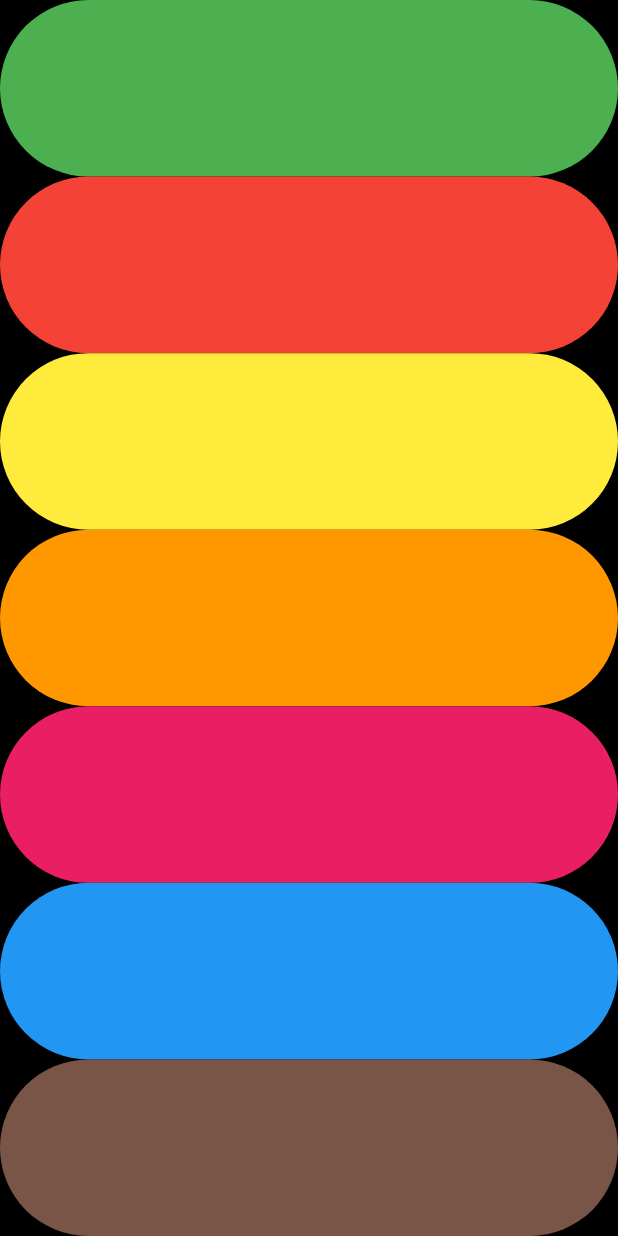
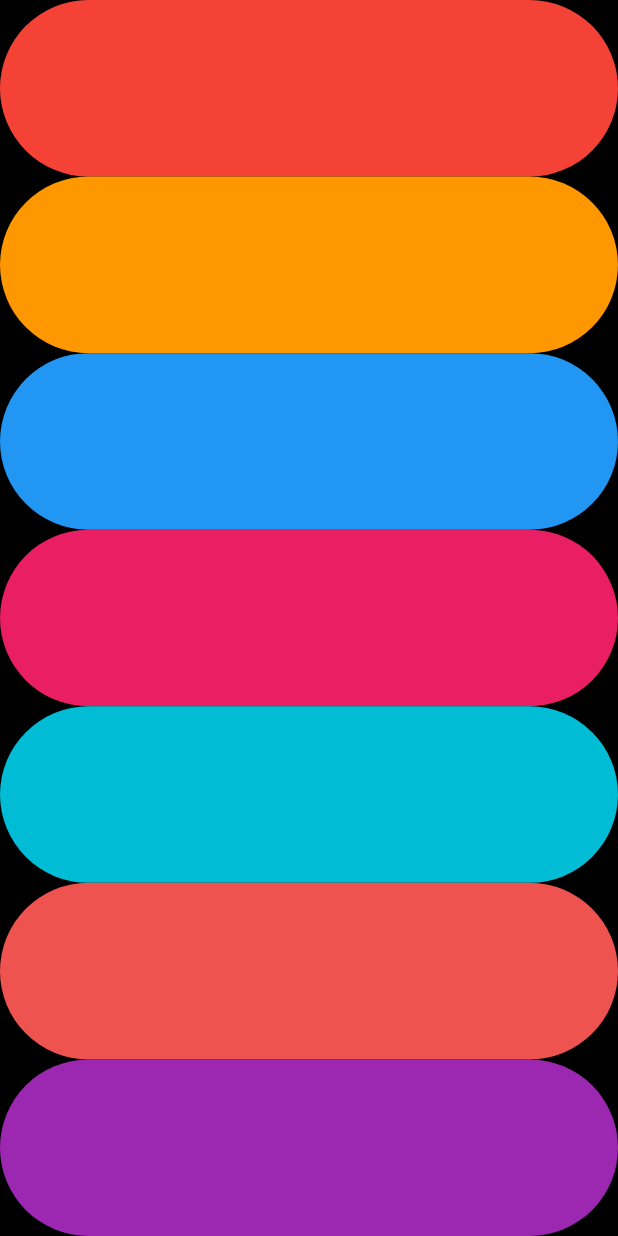
Before and after one commit to Hamrez95/flutterPlayground, a Flutter app: the screen it shows after launch, on a phone screen of 412 x 824 dp. Run offline on Flutter 3.47's test engine with Material 3 defaults, Android fonts, the phone set to English and light mode, and no system bars; our stand-ins replace audioplayers.

Commit message:
refactor with buildKey function

```diff
--- a/lib/main.dart
+++ b/lib/main.dart
@@ -9,57 +9,33 @@ class XylophoneApp extends StatelessWidget {
     final player = AudioPlayer();
     player.play(AssetSource('note$changeAudioNumber.wav'));
   }
+
+  Expanded buildKey( Color color,int soundNumber){
+    return Expanded(
+      child: TextButton(style: ButtonStyle(backgroundColor: WidgetStatePropertyAll<Color>(color)),
+        onPressed: () {
+          playSound(soundNumber);
+        },child: Text(''),),
+    );
+  }
+
   @override
   Widget build(BuildContext context) {
     return MaterialApp(
+      debugShowCheckedModeBanner: false,
       home: Scaffold(
         backgroundColor: Colors.black,
         body: SafeArea(
           child: Column(
             crossAxisAlignment: CrossAxisAlignment.stretch,
             children: <Widget>[
-            Expanded(
-              child: TextButton(style: ButtonStyle(backgroundColor: WidgetStatePropertyAll<Color>(Colors.green)),
-              onPressed: () {
-                playSound(1);
-              },child: Text(''),),
-            ),
-            Expanded(
-              child: TextButton(style: ButtonStyle(backgroundColor: WidgetStatePropertyAll<Color>(Colors.red)),
-                onPressed: () {
-                  playSound(2);
-                },child: Text(''),),
-            ),
-            Expanded(
-              child: TextButton(style: ButtonStyle(backgroundColor: WidgetStatePropertyAll<Color>(Colors.yellow)),
-                onPressed: () {
-                  playSound(3);
-                },child: Text(''),),
-            ),
-            Expanded(
-              child: TextButton(style: ButtonStyle(backgroundColor: WidgetStatePropertyAll<Color>(Colors.orange)),
-                onPressed: () {
-                  playSound(4);
-                },child: Text(''),),
-            ),
-            Expanded(
-              child: TextButton(style: ButtonStyle(backgroundColor: WidgetStatePropertyAll<Color>(Colors.pink)),
-                onPressed: () {
-                  playSound(5);
-                },child: Text(''),),
-            ),
-            Expanded(
-              child: TextButton(style: ButtonStyle(backgroundColor: WidgetStatePropertyAll<Color>(Colors.blue)),
-                onPressed: () {
-                  playSound(6);
-                },child: Text(''),),
-            ),
-            Expanded(
-              child: TextButton(style: ButtonStyle(backgroundColor: WidgetStatePropertyAll<Color>(Colors.brown)),
-                onPressed: () {
-                  playSound(7);
-                },child: Text(''),),
-            ),
+              buildKey(Colors.red,1),
+              buildKey(Colors.orange,2),
+              buildKey(Colors.blue,3),
+              buildKey(Colors.pink,4),
+              buildKey(Colors.cyan,5),
+              buildKey(Colors.red.shade400,6),
+              buildKey(Colors.purple,7),
           ],
           ),
           ),
```
